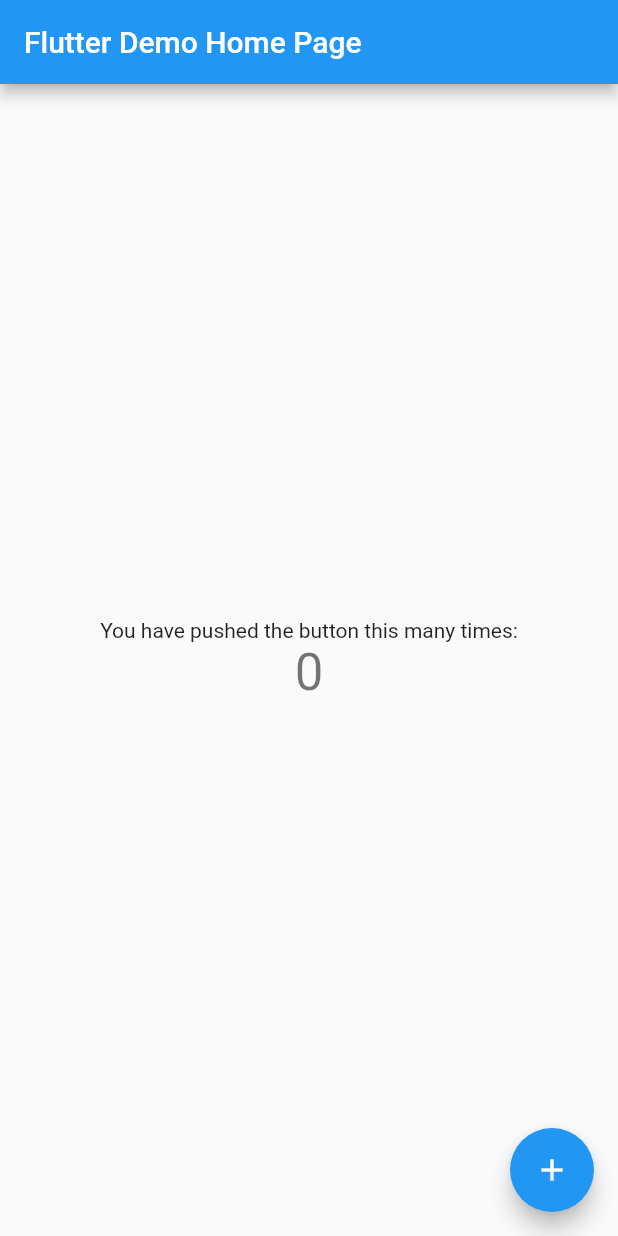
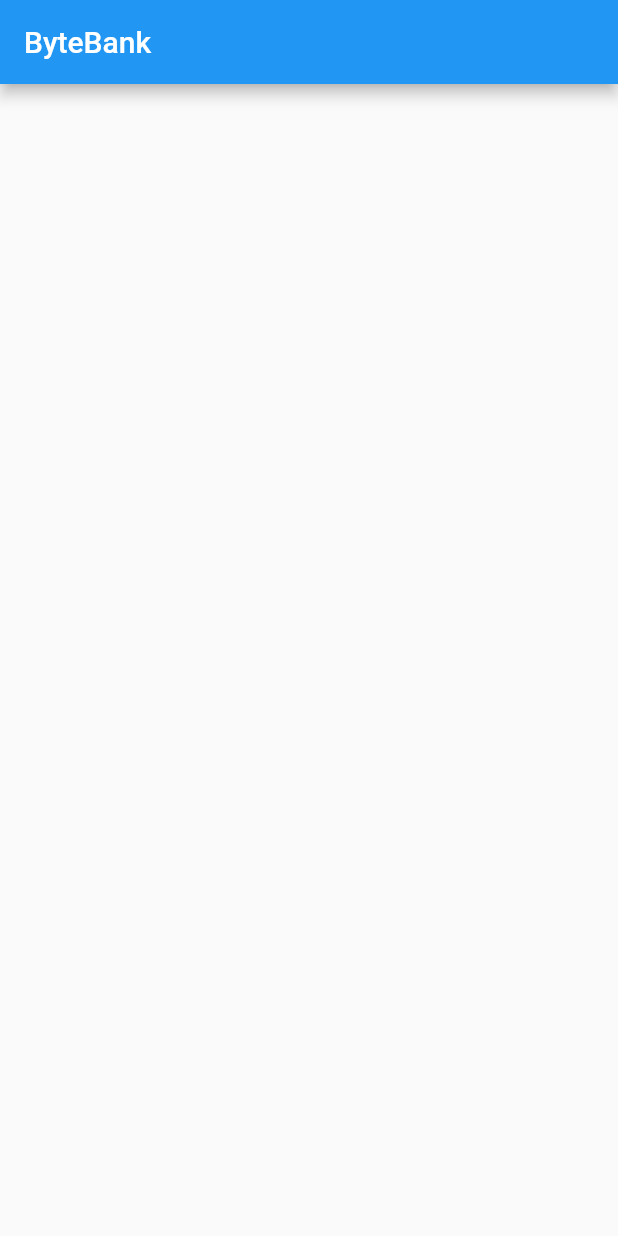
Before and after one commit to Tharik67/Alura_ByteBank-Flutter, a Flutter app: the screen it shows after launch, on a phone screen of 412 x 824 dp. Run offline on Flutter 3.47's test engine with Material 2 defaults, Android fonts, the phone set to English and light mode, and no system bars.

Commit message:
Scaffold

```diff
--- a/lib/main.dart
+++ b/lib/main.dart
@@ -1,64 +1,17 @@
 import 'package:flutter/material.dart';
 
 void main() {
-  runApp(MyApp());
+  runApp(ByteBankApp());
 }
 
-class MyApp extends StatelessWidget {
+class ByteBankApp extends StatelessWidget {
   @override
   Widget build(BuildContext context) {
     return MaterialApp(
-      title: 'Flutter Demo',
-      theme: ThemeData(
-        primarySwatch: Colors.blue,
-        visualDensity: VisualDensity.adaptivePlatformDensity,
-      ),
-      home: MyHomePage(title: 'Flutter Demo Home Page'),
-    );
-  }
-}
-
-class MyHomePage extends StatefulWidget {
-  MyHomePage({Key key, this.title}) : super(key: key);
-  final String title;
-
-  @override
-  _MyHomePageState createState() => _MyHomePageState();
-}
-
-class _MyHomePageState extends State<MyHomePage> {
-  int _counter = 0;
-
-  void _incrementCounter() {
-    setState(() {
-      _counter++;
-    });
-  }
-
-  @override
-  Widget build(BuildContext context) {
-    return Scaffold(
-      appBar: AppBar(
-        title: Text(widget.title),
-      ),
-      body: Center(
-        child: Column(
-          mainAxisAlignment: MainAxisAlignment.center,
-          children: <Widget>[
-            Text(
-              'You have pushed the button this many times:',
-            ),
-            Text(
-              '$_counter',
-              style: Theme.of(context).textTheme.headline4,
-            ),
-          ],
+      home: Scaffold(
+        appBar: AppBar(
+          title: Text("ByteBank"),
         ),
-      ),
-      floatingActionButton: FloatingActionButton(
-        onPressed: _incrementCounter,
-        tooltip: 'Increment',
-        child: Icon(Icons.add),
       ),
     );
   }
```
